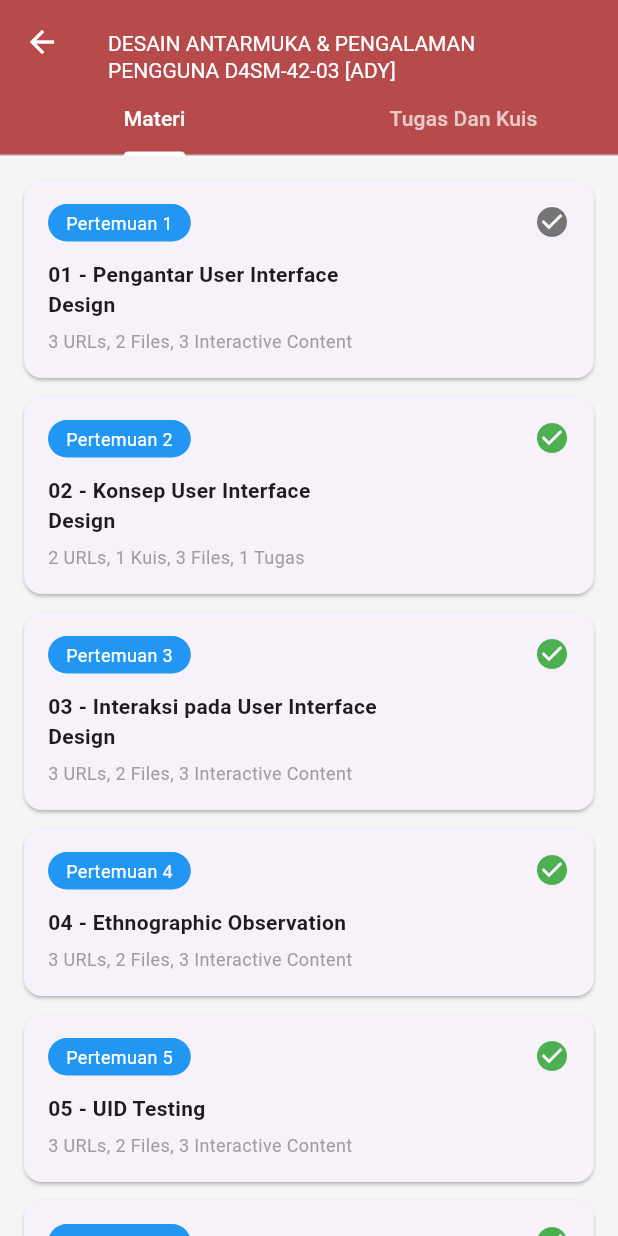
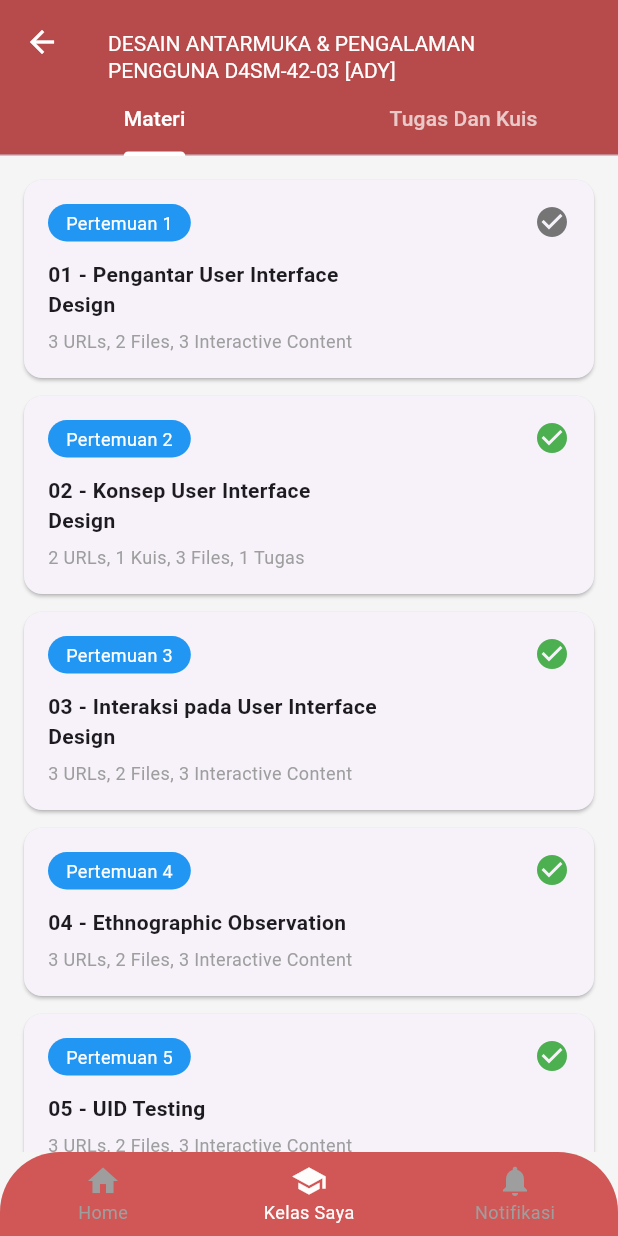
Before and after one commit to ekanurandin/Flutter-Project-Uas-Learning-Management-System, a Flutter app: the ClassDetailPage screen opened directly, on a phone screen of 412 x 824 dp. Run offline on Flutter 3.47's test engine with Material 3 defaults, Android fonts, the phone set to English and light mode, and no system bars; our stand-ins replace google_fonts.

Commit message:
memperbaiki navbar dibagian class page dan class dashboard page

```diff
--- a/lib/class_dashboard_page.dart
+++ b/lib/class_dashboard_page.dart
@@ -1,4 +1,6 @@
 import 'package:flutter/material.dart';
+import 'home page.dart';
+import 'notification_page.dart';
 
 class ClassDetailPage extends StatelessWidget {
   @override
@@ -35,6 +37,58 @@ class ClassDetailPage extends StatelessWidget {
             _materiTab(),
             _tugasDanKuisTab(),
           ],
+        ),
+        bottomNavigationBar: Container(
+          width: 375,
+          height: 56,
+          decoration: BoxDecoration(
+            borderRadius: BorderRadius.only(
+              topLeft: Radius.circular(40),
+              topRight: Radius.circular(40),
+            ),
+          ),
+          child: ClipRRect(
+            borderRadius: BorderRadius.only(
+              topLeft: Radius.circular(40),
+              topRight: Radius.circular(40),
+            ),
+            child: BottomNavigationBar(
+              type: BottomNavigationBarType.fixed,
+              backgroundColor: const Color.fromARGB(255, 209, 87, 87),
+              selectedItemColor: const Color.fromARGB(255, 255, 252, 252),
+              unselectedItemColor: Colors.grey,
+              selectedFontSize: 12,
+              unselectedFontSize: 12,
+              currentIndex: 1,
+              onTap: (index) {
+                if (index == 0) {
+                  Navigator.pushReplacement(
+                    context,
+                    MaterialPageRoute(builder: (context) => HomePage()),
+                  );
+                } else if (index == 2) {
+                  Navigator.push(
+                    context,
+                    MaterialPageRoute(builder: (context) => NotificationPage()),
+                  );
+                }
+              },
+              items: const [
+                BottomNavigationBarItem(
+                  icon: Icon(Icons.home),
+                  label: 'Home',
+                ),
+                BottomNavigationBarItem(
+                  icon: Icon(Icons.school),
+                  label: 'Kelas Saya',
+                ),
+                BottomNavigationBarItem(
+                  icon: Icon(Icons.notifications),
+                  label: 'Notifikasi',
+                ),
+              ],
+            ),
+          ),
         ),
       ),
     );
```
Also changed, not shown: lib/class_page.dart (+19 -2 lines).
